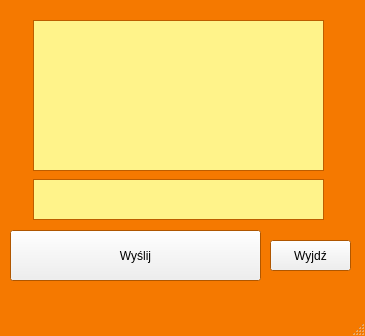
This is clientGUI/mainwindow.ui in lukasz1303/Gadu-Gadu-SK2 as Qt 5 draws it before an edit. The edited form follows.
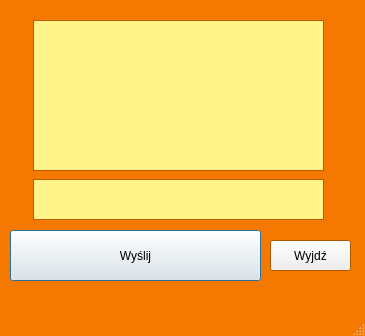
This is the edited form.

Patch:
```diff
--- a/clientGUI/mainwindow.ui
+++ b/clientGUI/mainwindow.ui
@@ -138,7 +138,7 @@
      <string>Wyślij</string>
     </property>
     <property name="default">
-     <bool>false</bool>
+     <bool>true</bool>
     </property>
    </widget>
    <widget class="QTextEdit" name="textEdit">
```
